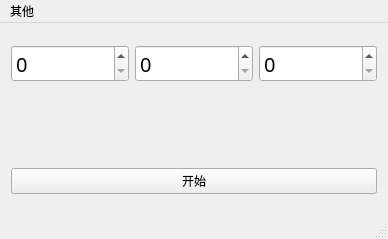
Before: the Qt Designer form TimerShutdown/TimerShutdown.ui in MQPearth/Tools, drawn with Qt 5.
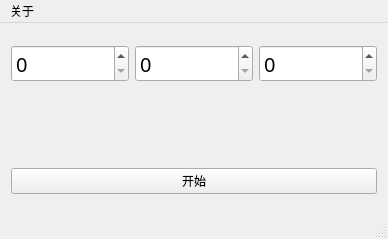
After: the same form once the commit is applied. Icons and pictures are not drawn.

```diff
--- a/TimerShutdown/TimerShutdown.ui
+++ b/TimerShutdown/TimerShutdown.ui
@@ -94,7 +94,7 @@
    </property>
    <widget class="QMenu" name="menu">
     <property name="title">
-     <string>其他</string>
+     <string>关于</string>
     </property>
     <addaction name="actionBuild_By_thy"/>
    </widget>
```
Left out of the diff: 2 changed lines with no effect on the pictures.
